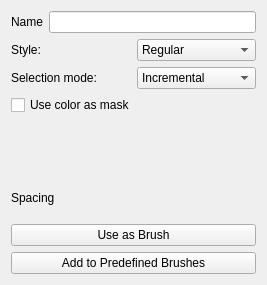
Above: krita/plugins/paintops/libpaintop/wdgcustombrush.ui from KDE/krita before the change. Below: the same form after it.
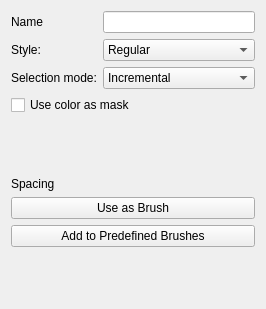
That is the form after the change. Custom widgets are drawn as their Qt base class.

Commit message: Changed the UI which contains labels and textfields into QFormLayout to set alignment issues

Diff of the .ui file:
```diff
--- a/krita/plugins/paintops/libpaintop/wdgcustombrush.ui
+++ b/krita/plugins/paintops/libpaintop/wdgcustombrush.ui
@@ -6,46 +6,51 @@
    <rect>
     <x>0</x>
     <y>0</y>
-    <width>267</width>
-    <height>285</height>
+    <width>266</width>
+    <height>309</height>
    </rect>
   </property>
-  <layout class="QVBoxLayout">
-   <property name="spacing">
-    <number>6</number>
-   </property>
-   <property name="margin">
-    <number>11</number>
-   </property>
+  <layout class="QVBoxLayout" name="verticalLayout">
    <item>
-    <layout class="QHBoxLayout" name="horizontalLayout_2">
-     <item>
+    <layout class="QFormLayout" name="formLayout">
+     <item row="0" column="0">
       <widget class="QLabel" name="brushNameLbl">
        <property name="text">
         <string>Name</string>
        </property>
       </widget>
      </item>
-     <item>
+     <item row="0" column="1">
       <widget class="QLineEdit" name="nameLineEdit"/>
      </item>
-    </layout>
-   </item>
-   <item>
-    <layout class="QGridLayout">
-     <property name="margin">
-      <number>0</number>
-     </property>
-     <property name="spacing">
-      <number>6</number>
-     </property>
-     <item row="0" column="0">
+     <item row="1" column="0">
       <widget class="QLabel" name="textLabel2">
        <property name="text">
         <string>Style:</string>
        </property>
       </widget>
      </item>
+     <item row="1" column="1">
+      <widget class="QComboBox" name="brushStyle">
+       <item>
+        <property name="text">
+         <string>Regular</string>
+        </property>
+       </item>
+       <item>
+        <property name="text">
+         <string>Animated</string>
+        </property>
+       </item>
+      </widget>
+     </item>
+     <item row="2" column="0">
+      <widget class="QLabel" name="textLabel3">
+       <property name="text">
+        <string>Selection mode:</string>
+       </property>
+      </widget>
+     </item>
      <item row="2" column="1">
       <widget class="QComboBox" name="comboBox2">
        <property name="enabled">
@@ -81,27 +86,6 @@
        </item>
       </widget>
      </item>
-     <item row="2" column="0">
-      <widget class="QLabel" name="textLabel3">
-       <property name="text">
-        <string>Selection mode:</string>
-       </property>
-      </widget>
-     </item>
-     <item row="0" column="1">
-      <widget class="QComboBox" name="brushStyle">
-       <item>
-        <property name="text">
-         <string>Regular</string>
-        </property>
-       </item>
-       <item>
-        <property name="text">
-         <string>Animated</string>
-        </property>
-       </item>
-      </widget>
-     </item>
     </layout>
    </item>
    <item>
@@ -210,6 +194,19 @@
      </item>
     </layout>
    </item>
+   <item>
+    <spacer name="verticalSpacer">
+     <property name="orientation">
+      <enum>Qt::Vertical</enum>
+     </property>
+     <property name="sizeHint" stdset="0">
+      <size>
+       <width>20</width>
+       <height>41</height>
+      </size>
+     </property>
+    </spacer>
+   </item>
   </layout>
  </widget>
  <layoutdefault spacing="6" margin="11"/>
```
The commit also changes 91 other files.
